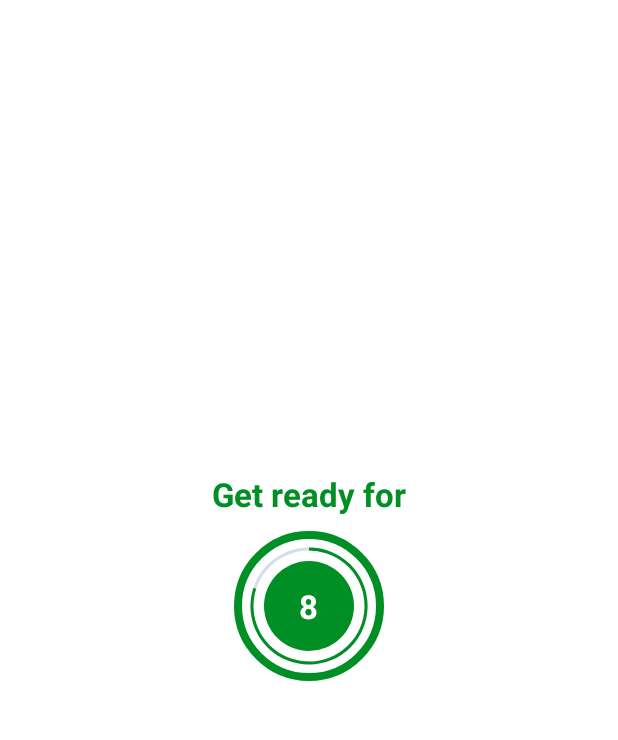
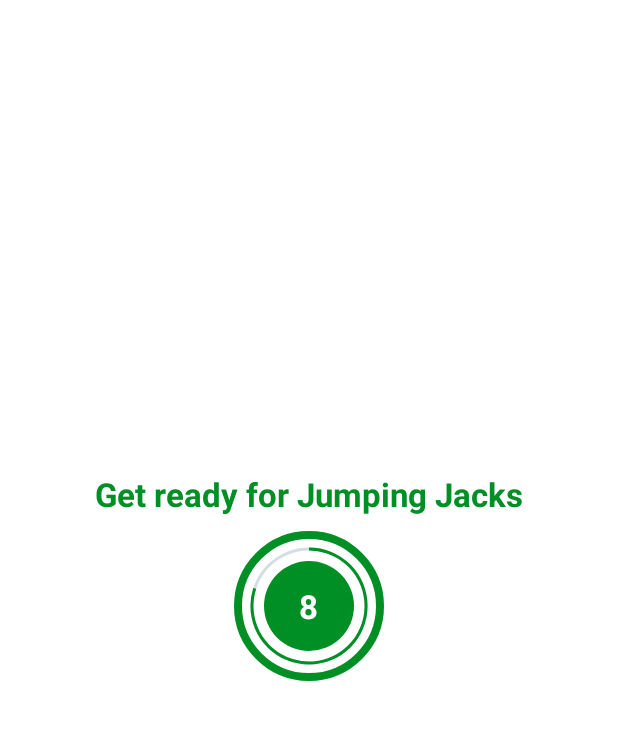
Before and after one commit to LukaszKrolicki/7minApp, an Android app: the ExerciseAvtivity screen opened directly, with no data from a screen before it, on a phone screen of 412 x 824 dp, the part 62-802 px from its top. Run offline under Robolectric (Android 15) with nearby library versions, the phone set to English and light mode, and no system bars.

Commit message:
Get ready for {name} text added

```diff
--- a/app/src/main/java/eu/pl/snk/senseibunny/a7minuteapp/ExerciseAvtivity.kt
+++ b/app/src/main/java/eu/pl/snk/senseibunny/a7minuteapp/ExerciseAvtivity.kt
@@ -1,5 +1,6 @@
 package eu.pl.snk.senseibunny.a7minuteapp
 
+import android.annotation.SuppressLint
 import androidx.appcompat.app.AppCompatActivity
 import android.os.Bundle
 import android.os.CountDownTimer
@@ -40,6 +41,7 @@ class ExerciseAvtivity : AppCompatActivity() {
 
     }
 
+    @SuppressLint("SetTextI18n")
     private fun setupRestView(){
         if(restTimer!=null){
             restTimer?.cancel()
@@ -48,6 +50,10 @@ class ExerciseAvtivity : AppCompatActivity() {
         restProgress=0
         binding?.flProgressBar?.visibility= View.VISIBLE; //GONE from UI, INVISIBLE
         binding?.tvTitle?.visibility=View.VISIBLE
+
+        if(currentExercisePosition+1<exerciseList?.size!!){
+            binding?.tvTitle?.text="Get ready for ${exerciseList!![currentExercisePosition+1].getName()}"
+        }
 
         binding?.flExerciseBar?.visibility=View.INVISIBLE;
         binding?.tvExerciseName?.visibility=View.INVISIBLE;
@@ -78,7 +84,7 @@ class ExerciseAvtivity : AppCompatActivity() {
     private fun setRestProgressBar(){
         binding?.flRestView?.progress= restProgress
 
-        restTimer=object : CountDownTimer(5000, 1000){
+        restTimer=object : CountDownTimer(3000, 1000){
             override fun onTick(p0: Long) { //p0 is mili-seconds until end, on tick is called every countDown Interval
                 restProgress++
 
@@ -97,7 +103,7 @@ class ExerciseAvtivity : AppCompatActivity() {
     private fun setExerciseProgressBar(){
         binding?.progressBarExercise?.progress= restProgress
 
-        exerciseTimer=object : CountDownTimer(6000, 1000){
+        exerciseTimer=object : CountDownTimer(3000, 1000){
             override fun onTick(p0: Long) { //p0 is mili-seconds until end, on tick is called every countDown Interval
                 restProgress++
 
--- a/app/src/main/res/layout/activity_exercise_avtivity.xml
+++ b/app/src/main/res/layout/activity_exercise_avtivity.xml
@@ -25,6 +25,7 @@
         android:layout_width="wrap_content"
         android:layout_height="wrap_content"
         android:text="Get ready for"
+        android:layout_marginHorizontal="20dp"
         android:textSize="@dimen/default_button_text_size"
         android:textColor="@color/colorAccent"
         android:textStyle="bold"
@@ -90,6 +91,7 @@
         android:src="@drawable/ic_jumping_jacks"
         android:visibility="invisible"
         tools:visibility="visible"
+
 
         app:layout_constraintTop_toBottomOf="@+id/toolBarExercise"
         app:layout_constraintBottom_toTopOf="@+id/tvExerciseName"
```
